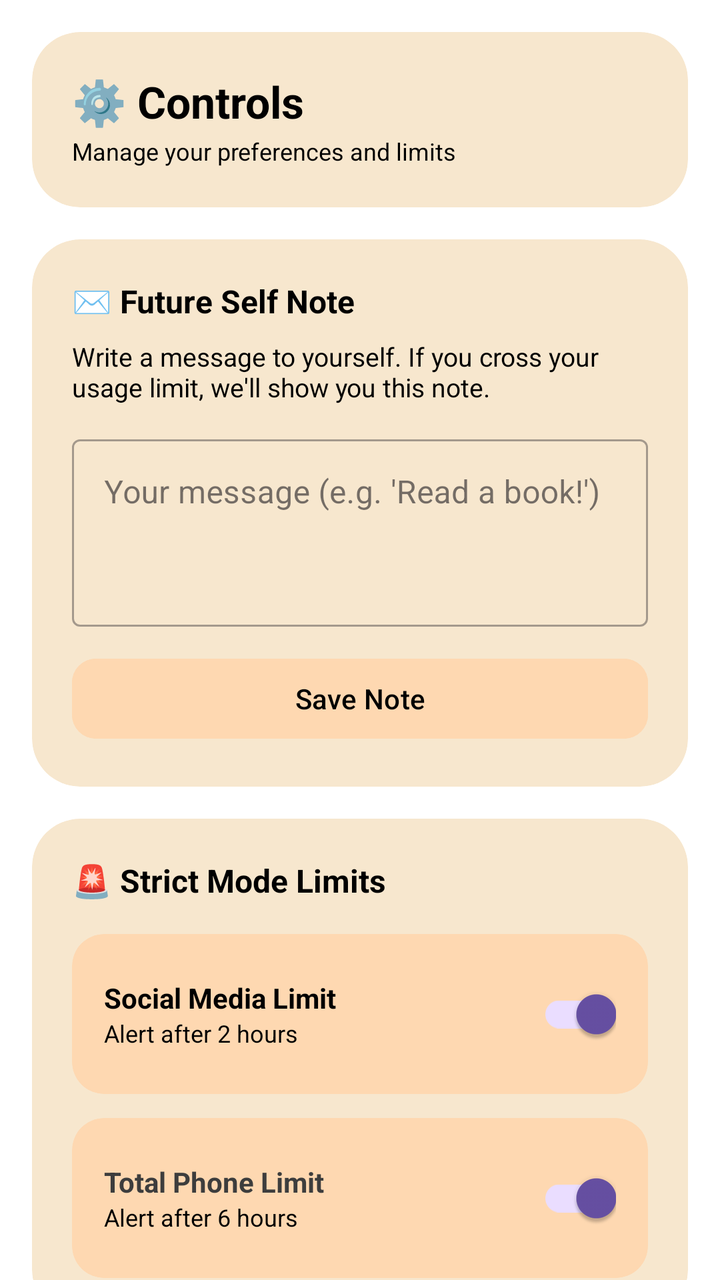
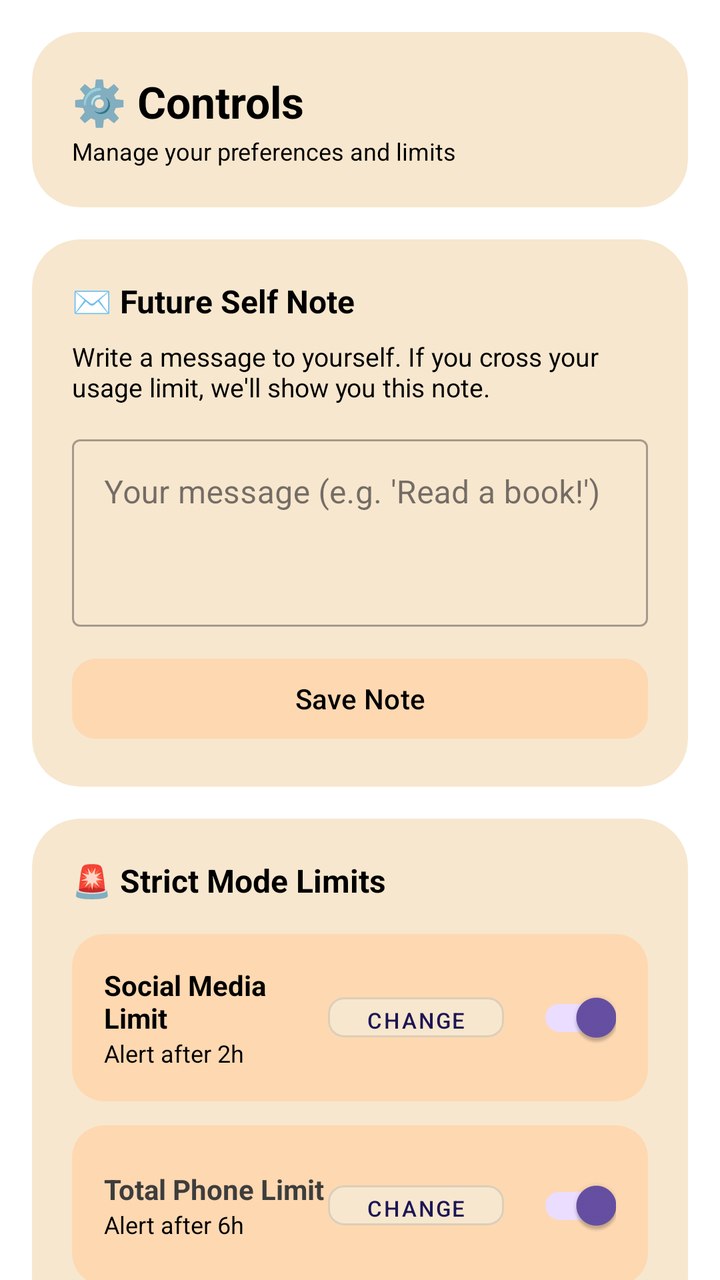

Before-and-after screenshots of an Android layout around one commit, followed by the original layout XML and the change that was made.
<!-- AndroidManifest.xml: application theme Theme.PhoneMoodTranslator -->
<!-- res/layout/fragment_controls.xml -->
<?xml version="1.0" encoding="utf-8"?>
<ScrollView
    xmlns:android="http://schemas.android.com/apk/res/android"
    xmlns:app="http://schemas.android.com/apk/res-auto"
    android:layout_width="match_parent"
    android:layout_height="match_parent"
    android:background="#FFFFFF"
    android:scrollbars="none">

    <LinearLayout
        android:layout_width="match_parent"
        android:layout_height="wrap_content"
        android:orientation="vertical"
        android:padding="16dp">

        
        <androidx.cardview.widget.CardView
            android:layout_width="match_parent"
            android:layout_height="wrap_content"
            android:layout_marginBottom="16dp"
            app:cardCornerRadius="24dp"
            app:cardElevation="0dp"
            app:cardBackgroundColor="#F7E7CE">

            <LinearLayout
                android:layout_width="match_parent"
                android:layout_height="wrap_content"
                android:orientation="vertical"
                android:padding="20dp">

                <TextView
                    android:layout_width="wrap_content"
                    android:layout_height="wrap_content"
                    android:text="⚙️ Controls"
                    android:textSize="22sp"
                    android:textStyle="bold"
                    android:textColor="#000000"/>

                <TextView
                    android:layout_width="wrap_content"
                    android:layout_height="wrap_content"
                    android:text="Manage your preferences and limits"
                    android:textSize="12sp"
                    android:textColor="#000000"
                    android:layout_marginTop="2dp"/>

            </LinearLayout>

        </androidx.cardview.widget.CardView>

        
        <androidx.cardview.widget.CardView
            android:layout_width="match_parent"
            android:layout_height="wrap_content"
            android:layout_marginBottom="16dp"
            app:cardCornerRadius="24dp"
            app:cardElevation="0dp"
            app:cardBackgroundColor="#F7E7CE">

            <LinearLayout
                android:layout_width="match_parent"
                android:layout_height="wrap_content"
                android:orientation="vertical"
                android:padding="20dp">

                <TextView
                    android:layout_width="wrap_content"
                    android:layout_height="wrap_content"
                    android:text="✉️ Future Self Note"
                    android:textSize="16sp"
                    android:textStyle="bold"
                    android:textColor="#000000"
                    android:layout_marginBottom="8dp"/>

                <TextView
                    android:layout_width="match_parent"
                    android:layout_height="wrap_content"
                    android:text="Write a message to yourself. If you cross your usage limit, we'll show you this note."
                    android:textColor="#000000"
                    android:textSize="13sp"
                    android:layout_marginBottom="12dp"/>

                <com.google.android.material.textfield.TextInputLayout
                    android:layout_width="match_parent"
                    android:layout_height="wrap_content"
                    android:hint="Your message (e.g. 'Read a book!')"
                    style="@style/Widget.MaterialComponents.TextInputLayout.OutlinedBox">

                    <com.google.android.material.textfield.TextInputEditText
                        android:id="@+id/etFutureNote"
                        android:layout_width="match_parent"
                        android:layout_height="wrap_content"
                        android:minLines="3"
                        android:gravity="top"/>

                </com.google.android.material.textfield.TextInputLayout>

                <Button
                    android:id="@+id/btnSaveNote"
                    android:layout_width="match_parent"
                    android:layout_height="wrap_content"
                    android:text="Save Note"
                    android:layout_marginTop="12dp"
                    android:textColor="#000000"
                    android:backgroundTint="#FED8B1"
                    app:cornerRadius="12dp"/>

            </LinearLayout>

        </androidx.cardview.widget.CardView>

        
        <androidx.cardview.widget.CardView
            android:layout_width="match_parent"
            android:layout_height="wrap_content"
            android:layout_marginBottom="16dp"
            app:cardCornerRadius="24dp"
            app:cardElevation="0dp"
            app:cardBackgroundColor="#F7E7CE">

            <LinearLayout
                android:layout_width="match_parent"
                android:layout_height="wrap_content"
                android:orientation="vertical"
                android:padding="20dp">

                <TextView
                    android:layout_width="wrap_content"
                    android:layout_height="wrap_content"
                    android:text="🚨 Strict Mode Limits"
                    android:textSize="16sp"
                    android:textStyle="bold"
                    android:textColor="#000000"
                    android:layout_marginBottom="16dp"/>

                
                <androidx.cardview.widget.CardView
                    android:layout_width="match_parent"
                    android:layout_height="wrap_content"
                    android:layout_marginBottom="12dp"
                    app:cardCornerRadius="16dp"
                    app:cardElevation="0dp"
                    app:cardBackgroundColor="#FED8B1">

                    <LinearLayout
                        android:layout_width="match_parent"
                        android:layout_height="wrap_content"
                        android:orientation="horizontal"
                        android:gravity="center_vertical"
                        android:padding="16dp">

                        <LinearLayout
                            android:layout_width="0dp"
                            android:layout_height="wrap_content"
                            android:layout_weight="1"
                            android:orientation="vertical">

                            <TextView
                                android:layout_width="wrap_content"
                                android:layout_height="wrap_content"
                                android:text="Social Media Limit"
                                android:textSize="14sp"
                                android:textStyle="bold"
                                android:textColor="#000000"/>

                            <TextView
                                android:layout_width="wrap_content"
                                android:layout_height="wrap_content"
                                android:text="Alert after 2 hours"
                                android:textSize="12sp"
                                android:textColor="#000000"/>

                        </LinearLayout>

                        <com.google.android.material.switchmaterial.SwitchMaterial
                            android:id="@+id/switchSocialLimit"
                            android:layout_width="wrap_content"
                            android:layout_height="wrap_content"
                            android:checked="true"/>

                    </LinearLayout>

                </androidx.cardview.widget.CardView>

                
                <androidx.cardview.widget.CardView
                    android:layout_width="match_parent"
                    android:layout_height="wrap_content"
                    app:cardCornerRadius="16dp"
                    app:cardElevation="0dp"
                    app:cardBackgroundColor="#FED8B1">

                    <LinearLayout
                        android:layout_width="match_parent"
                        android:layout_height="wrap_content"
                        android:orientation="horizontal"
                        android:gravity="center_vertical"
                        android:padding="16dp">

                        <LinearLayout
                            android:layout_width="0dp"
                            android:layout_height="wrap_content"
                            android:layout_weight="1"
                            android:orientation="vertical">

                            <TextView
                                android:layout_width="wrap_content"
                                android:layout_height="wrap_content"
                                android:text="Total Phone Limit"
                                android:textSize="14sp"
                                android:textStyle="bold"
                                android:textColor="#3D3D3D"/>

                            <TextView
                                android:layout_width="wrap_content"
                                android:layout_height="wrap_content"
                                android:text="Alert after 6 hours"
                                android:textSize="12sp"
                                android:textColor="#000000"/>

                        </LinearLayout>

                        <com.google.android.material.switchmaterial.SwitchMaterial
                            android:id="@+id/switchTotalLimit"
                            android:layout_width="wrap_content"
                            android:layout_height="wrap_content"
                            android:checked="true"/>

                    </LinearLayout>

                </androidx.cardview.widget.CardView>

            </LinearLayout>

        </androidx.cardview.widget.CardView>

        
        <androidx.cardview.widget.CardView
            android:layout_width="match_parent"
            android:layout_height="wrap_content"
            android:layout_marginBottom="16dp"
            app:cardCornerRadius="24dp"
            app:cardElevation="0dp"
            app:cardBackgroundColor="#F7E7CE">

            <LinearLayout
                android:layout_width="match_parent"
                android:layout_height="wrap_content"
                android:orientation="vertical"
                android:padding="20dp">

                <TextView
                    android:layout_width="wrap_content"
                    android:layout_height="wrap_content"
                    android:text="📊 Background Tracking"
                    android:textSize="16sp"
                    android:textStyle="bold"
                    android:textColor="#000000"
                    android:layout_marginBottom="8dp"/>

                <TextView
                    android:layout_width="match_parent"
                    android:layout_height="wrap_content"
                    android:text="Allows the app to collect usage data automatically throughout the day."
                    android:textColor="#000000"
                    android:textSize="13sp"
                    android:layout_marginBottom="16dp"/>

                
                <androidx.cardview.widget.CardView
                    android:id="@+id/cardTrackingStatus"
                    android:layout_width="match_parent"
                    android:layout_height="wrap_content"
                    app:cardCornerRadius="16dp"
                    app:cardElevation="0dp"
                    app:cardBackgroundColor="#FED8B1">

                    <LinearLayout
                        android:layout_width="match_parent"
                        android:layout_height="wrap_content"
                        android:orientation="horizontal"
                        android:gravity="center_vertical"
                        android:padding="16dp">

                        
                        <LinearLayout
                            android:layout_width="0dp"
                            android:layout_height="wrap_content"
                            android:layout_weight="1"
                            android:orientation="vertical">

                            <LinearLayout
                                android:layout_width="wrap_content"
                                android:layout_height="wrap_content"
                                android:orientation="horizontal"
                                android:gravity="center_vertical">

                                <TextView
                                    android:id="@+id/tvStatusIcon"
                                    android:layout_width="wrap_content"
                                    android:layout_height="wrap_content"
                                    android:text="🟢"
                                    android:textSize="16sp"
                                    android:layout_marginEnd="8dp"/>

                                <TextView
                                    android:id="@+id/tvStatusLabel"
                                    android:layout_width="wrap_content"
                                    android:layout_height="wrap_content"
                                    android:text="Active"
                                    android:textSize="14sp"
                                    android:textStyle="bold"
                                    android:textColor="#000000"/>

                            </LinearLayout>

                            <TextView
                                android:id="@+id/tvStatusMessage"
                                android:layout_width="wrap_content"
                                android:layout_height="wrap_content"
                                android:text="Collecting usage data automatically"
                                android:textSize="12sp"
                                android:textColor="#000000"
                                android:layout_marginTop="4dp"/>

                        </LinearLayout>

                        
                        <Button
                            android:id="@+id/btnEnableTracking"
                            android:layout_width="wrap_content"
                            android:layout_height="wrap_content"
                            android:text="Enable"
                            android:textColor="#000000"
                            android:backgroundTint="#FFFFFF"
                            android:visibility="gone"
                            app:cornerRadius="12dp"/>

                    </LinearLayout>

                </androidx.cardview.widget.CardView>

            </LinearLayout>

        </androidx.cardview.widget.CardView>

        
        <androidx.cardview.widget.CardView
            android:layout_width="match_parent"
            android:layout_height="wrap_content"
            android:layout_marginBottom="16dp"
            app:cardCornerRadius="24dp"
            app:cardElevation="0dp"
            app:cardBackgroundColor="#f7e7ce">

            <LinearLayout
                android:layout_width="match_parent"
                android:layout_height="wrap_content"
                android:orientation="vertical"
                android:padding="20dp">

                <TextView
                    android:layout_width="wrap_content"
                    android:layout_height="wrap_content"
                    android:text="🎨 App Theme"
                    android:textSize="16sp"
                    android:textStyle="bold"
                    android:textColor="#000000"
                    android:layout_marginBottom="8dp"/>

                <TextView
                    android:layout_width="match_parent"
                    android:layout_height="wrap_content"
                    android:text="Customize the main screen background color."
                    android:textColor="#000000"
                    android:textSize="13sp"
                    android:layout_marginBottom="16dp"/>

                <LinearLayout
                    android:layout_width="match_parent"
                    android:layout_height="wrap_content"
                    android:orientation="horizontal"
                    android:gravity="center_vertical">

                    <View
                        android:id="@+id/viewColorPreview"
                        android:layout_width="48dp"
                        android:layout_height="48dp"
                        android:layout_marginEnd="16dp"
                        android:clipToOutline="true"
                        android:background="@drawable/circle_preview"/>

                    <Button
                        android:id="@+id/btnPickColor"
                        android:layout_width="0dp"
                        android:layout_height="wrap_content"
                        android:layout_weight="1"
                        android:text="Pick Color"
                        android:textColor="#000000"
                        android:backgroundTint="#FED8B1"
                        app:cornerRadius="12dp"/>

                </LinearLayout>

            </LinearLayout>

        </androidx.cardview.widget.CardView>

        
        <androidx.cardview.widget.CardView
            android:layout_width="match_parent"
            android:layout_height="wrap_content"
            android:layout_marginBottom="32dp"
            app:cardCornerRadius="24dp"
            app:cardElevation="0dp"
            app:cardBackgroundColor="#f7e7ce">

            <LinearLayout
                android:layout_width="match_parent"
                android:layout_height="wrap_content"
                android:orientation="vertical"
                android:padding="20dp">

                <TextView
                    android:layout_width="wrap_content"
                    android:layout_height="wrap_content"
                    android:text="ℹ️ About"
                    android:textSize="16sp"
                    android:textStyle="bold"
                    android:textColor="#000000"
                    android:layout_marginBottom="8dp"/>

                <TextView
                    android:id="@+id/tvAboutDesc"
                    android:layout_width="match_parent"
                    android:layout_height="wrap_content"
                    android:text="Digi Pulse helps you understand your screen time habits through mood-based insights."
                    android:textColor="#000000"
                    android:textSize="13sp"
                    android:layout_marginBottom="16dp"/>


                <LinearLayout
                    android:layout_width="match_parent"
                    android:layout_height="wrap_content"
                    android:orientation="horizontal">

                    <androidx.cardview.widget.CardView
                        android:layout_width="0dp"
                        android:layout_height="wrap_content"
                        android:layout_weight="1"
                        android:layout_marginEnd="8dp"
                        app:cardCornerRadius="12dp"
                        app:cardElevation="0dp"
                        app:cardBackgroundColor="#FED8B1">

                        <LinearLayout
                            android:layout_width="match_parent"
                            android:layout_height="wrap_content"
                            android:orientation="vertical"
                            android:gravity="center"
                            android:padding="12dp">

                            <TextView
                                android:layout_width="wrap_content"
                                android:layout_height="wrap_content"
                                android:text="Version"
                                android:textSize="11sp"
                                android:textColor="#000000"/>

                            <TextView
                                android:layout_width="wrap_content"
                                android:layout_height="wrap_content"
                                android:text="2.0.0"
                                android:textSize="14sp"
                                android:textStyle="bold"
                                android:textColor="#000000"/>


                        </LinearLayout>

                    </androidx.cardview.widget.CardView>

                    <androidx.cardview.widget.CardView
                        android:layout_width="0dp"
                        android:layout_height="wrap_content"
                        android:layout_weight="1"
                        app:cardCornerRadius="12dp"
                        app:cardElevation="0dp"
                        app:cardBackgroundColor="#FED8B1">

                        <LinearLayout
                            android:layout_width="match_parent"
                            android:layout_height="wrap_content"
                            android:orientation="vertical"
                            android:gravity="center"
                            android:padding="12dp">

                            <TextView
                                android:layout_width="wrap_content"
                                android:layout_height="wrap_content"
                                android:text="Made with"
                                android:textSize="11sp"
                                android:textColor="#000000"/>

                            <TextView
                                android:layout_width="wrap_content"
                                android:layout_height="wrap_content"
                                android:text="❤️ in India"
                                android:textSize="14sp"
                                android:textStyle="bold"
                                android:textColor="#000000"/>

                        </LinearLayout>

                    </androidx.cardview.widget.CardView>

                </LinearLayout>

            </LinearLayout>

        </androidx.cardview.widget.CardView>

    </LinearLayout>

</ScrollView>
<!-- resources referenced by this layout -->
<resources>
  <!-- drawable circle_preview (drawable) -->
  <?xml version="1.0" encoding="utf-8"?>
  <shape xmlns:android="http://schemas.android.com/apk/res/android"
      android:shape="oval">
      <solid android:color="#4A148C"/>
      <stroke android:width="2dp" android:color="#DDDDDD"/>
  </shape>
  <style name="Theme.PhoneMoodTranslator" parent="Base.Theme.PhoneMoodTranslator" />
  <style name="Base.Theme.PhoneMoodTranslator" parent="Theme.Material3.DayNight.NoActionBar">
          
          
      </style>
</resources>

<!-- the commit's change to res/layout/fragment_controls.xml (unified diff, before → after) -->
@@ -111,128 +111,158 @@
 
         
         <androidx.cardview.widget.CardView
+        android:layout_width="match_parent"
+        android:layout_height="wrap_content"
+        android:layout_marginBottom="16dp"
+        app:cardCornerRadius="24dp"
+        app:cardElevation="0dp"
+        app:cardBackgroundColor="#F7E7CE">
+
+        <LinearLayout
             android:layout_width="match_parent"
             android:layout_height="wrap_content"
-            android:layout_marginBottom="16dp"
-            app:cardCornerRadius="24dp"
-            app:cardElevation="0dp"
-            app:cardBackgroundColor="#F7E7CE">
-
-            <LinearLayout
-                android:layout_width="match_parent"
-                android:layout_height="wrap_content"
-                android:orientation="vertical"
-                android:padding="20dp">
-
-                <TextView
-                    android:layout_width="wrap_content"
-                    android:layout_height="wrap_content"
-                    android:text="🚨 Strict Mode Limits"
-                    android:textSize="16sp"
-                    android:textStyle="bold"
-                    android:textColor="#000000"
-                    android:layout_marginBottom="16dp"/>
-
-                
-                <androidx.cardview.widget.CardView
-                    android:layout_width="match_parent"
-                    android:layout_height="wrap_content"
-                    android:layout_marginBottom="12dp"
-                    app:cardCornerRadius="16dp"
-                    app:cardElevation="0dp"
-                    app:cardBackgroundColor="#FED8B1">
+            android:orientation="vertical"
+            android:padding="20dp">
+
+            <TextView
+                android:layout_width="wrap_content"
+                android:layout_height="wrap_content"
+                android:text="🚨 Strict Mode Limits"
+                android:textSize="16sp"
+                android:textStyle="bold"
+                android:textColor="#000000"
+                android:layout_marginBottom="16dp"/>
+
+            
+            <androidx.cardview.widget.CardView
+                android:id="@+id/cardSocialLimit"
+                android:layout_width="match_parent"
+                android:layout_height="wrap_content"
+                android:layout_marginBottom="12dp"
+                app:cardCornerRadius="16dp"
+                app:cardElevation="0dp"
+                app:cardBackgroundColor="#FED8B1">
+
+                <LinearLayout
+                    android:layout_width="match_parent"
+                    android:layout_height="wrap_content"
+                    android:orientation="horizontal"
+                    android:gravity="center_vertical"
+                    android:padding="16dp">
 
                     <LinearLayout
-                        android:layout_width="match_parent"
-                        android:layout_height="wrap_content"
-                        android:orientation="horizontal"
-                        android:gravity="center_vertical"
-                        android:padding="16dp">
-
-                        <LinearLayout
-                            android:layout_width="0dp"
-                            android:layout_height="wrap_content"
-                            android:layout_weight="1"
-                            android:orientation="vertical">
-
-                            <TextView
-                                android:layout_width="wrap_content"
-                                android:layout_height="wrap_content"
-                                android:text="Social Media Limit"
-                                android:textSize="14sp"
-                                android:textStyle="bold"
-                                android:textColor="#000000"/>
-
-                            <TextView
-                                android:layout_width="wrap_content"
-                                android:layout_height="wrap_content"
-                                android:text="Alert after 2 hours"
-                                android:textSize="12sp"
-                                android:textColor="#000000"/>
-
-                        </LinearLayout>
-
-                        <com.google.android.material.switchmaterial.SwitchMaterial
-                            android:id="@+id/switchSocialLimit"
+                        android:layout_width="0dp"
+                        android:layout_height="wrap_content"
+                        android:layout_weight="1"
+                        android:orientation="vertical">
+
+                        <TextView
                             android:layout_width="wrap_content"
                             android:layout_height="wrap_content"
-                            android:checked="true"/>
+                            android:text="Social Media Limit"
+                            android:textSize="14sp"
+                            android:textStyle="bold"
+                            android:textColor="#000000"/>
+
+                        <TextView
+                            android:id="@+id/tvSocialSubtitle"
+                            android:layout_width="wrap_content"
+                            android:layout_height="wrap_content"
+                            android:text="Alert after 2h"
+                            android:textSize="12sp"
+                            android:textColor="#000000"/>
 
                     </LinearLayout>
 
-                </androidx.cardview.widget.CardView>
-
-                
-                <androidx.cardview.widget.CardView
-                    android:layout_width="match_parent"
-                    android:layout_height="wrap_content"
-                    app:cardCornerRadius="16dp"
-                    app:cardElevation="0dp"
-                    app:cardBackgroundColor="#FED8B1">
+                    
+                    <Button
+                        android:id="@+id/btnChangeSocial"
+                        android:layout_width="wrap_content"
+                        android:layout_height="32dp"
+                        android:text="Change"
+                        android:textSize="11sp"
+                        android:textColor="#1c1554"
+                        android:backgroundTint="#F7E7CE"
+                        android:layout_marginEnd="8dp"
+                        app:cornerRadius="8dp"
+                        style="@style/Widget.MaterialComponents.Button.OutlinedButton"/>
+
+                    <com.google.android.material.switchmaterial.SwitchMaterial
+                        android:id="@+id/switchSocialLimit"
+                        android:layout_width="wrap_content"
+                        android:layout_height="wrap_content"
+                        android:checked="true"/>
+
+                </LinearLayout>
+
+            </androidx.cardview.widget.CardView>
+
+            
+            <androidx.cardview.widget.CardView
+                android:id="@+id/cardTotalLimit"
+                android:layout_width="match_parent"
+                android:layout_height="wrap_content"
+                app:cardCornerRadius="16dp"
+                app:cardElevation="0dp"
+                app:cardBackgroundColor="#FED8B1">
+
+                <LinearLayout
+                    android:layout_width="match_parent"
+                    android:layout_height="wrap_content"
+                    android:orientation="horizontal"
+                    android:gravity="center_vertical"
+                    android:padding="16dp">
 
                     <LinearLayout
-                        android:layout_width="match_parent"
-                        android:layout_height="wrap_content"
-                        android:orientation="horizontal"
-                        android:gravity="center_vertical"
-                        android:padding="16dp">
-
-                        <LinearLayout
-                            android:layout_width="0dp"
-                            android:layout_height="wrap_content"
-                            android:layout_weight="1"
-                            android:orientation="vertical">
-
-                            <TextView
-                                android:layout_width="wrap_content"
-                                android:layout_height="wrap_content"
-                                android:text="Total Phone Limit"
-                                android:textSize="14sp"
-                                android:textStyle="bold"
-                                android:textColor="#3D3D3D"/>
-
-                            <TextView
-                                android:layout_width="wrap_content"
-                                android:layout_height="wrap_content"
-                                android:text="Alert after 6 hours"
-                                android:textSize="12sp"
-                                android:textColor="#000000"/>
-
-                        </LinearLayout>
-
-                        <com.google.android.material.switchmaterial.SwitchMaterial
-                            android:id="@+id/switchTotalLimit"
+                        android:layout_width="0dp"
+                        android:layout_height="wrap_content"
+                        android:layout_weight="1"
+                        android:orientation="vertical">
+
+                        <TextView
                             android:layout_width="wrap_content"
                             android:layout_height="wrap_content"
-                            android:checked="true"/>
+                            android:text="Total Phone Limit"
+                            android:textSize="14sp"
+                            android:textStyle="bold"
+                            android:textColor="#3D3D3D"/>
+
+                        <TextView
+                            android:id="@+id/tvTotalSubtitle"
+                            android:layout_width="wrap_content"
+                            android:layout_height="wrap_content"
+                            android:text="Alert after 6h"
+                            android:textSize="12sp"
+                            android:textColor="#000000"/>
 
                     </LinearLayout>
 
-                </androidx.cardview.widget.CardView>
-
-            </LinearLayout>
-
-        </androidx.cardview.widget.CardView>
+                    
+                    <Button
+                        android:id="@+id/btnChangeTotal"
+                        android:layout_width="wrap_content"
+                        android:layout_height="32dp"
+                        android:text="Change"
+                        android:textSize="11sp"
+                        android:textColor="#1c1554"
+                        android:backgroundTint="#F7E7CE"
+                        android:layout_marginEnd="8dp"
+                        app:cornerRadius="8dp"
+                        style="@style/Widget.MaterialComponents.Button.OutlinedButton"/>
+
+                    <com.google.android.material.switchmaterial.SwitchMaterial
+                        android:id="@+id/switchTotalLimit"
+                        android:layout_width="wrap_content"
+                        android:layout_height="wrap_content"
+                        android:checked="true"/>
+
+                </LinearLayout>
+
+            </androidx.cardview.widget.CardView>
+
+        </LinearLayout>
+
+    </androidx.cardview.widget.CardView>
 
         
         <androidx.cardview.widget.CardView
